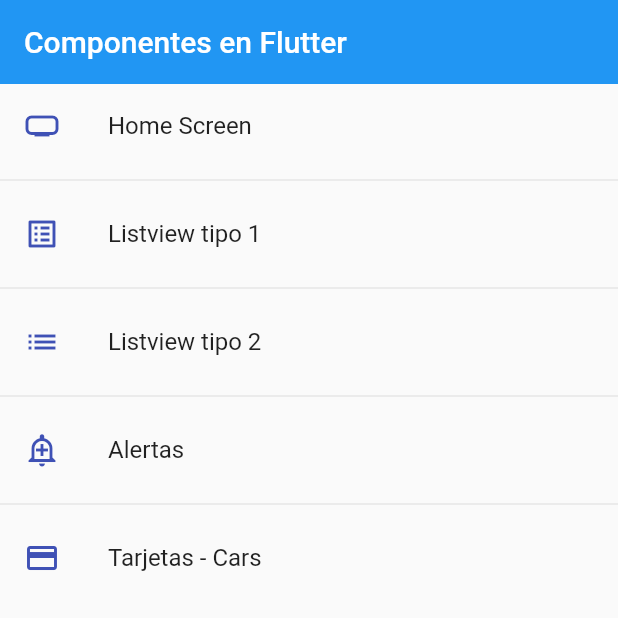
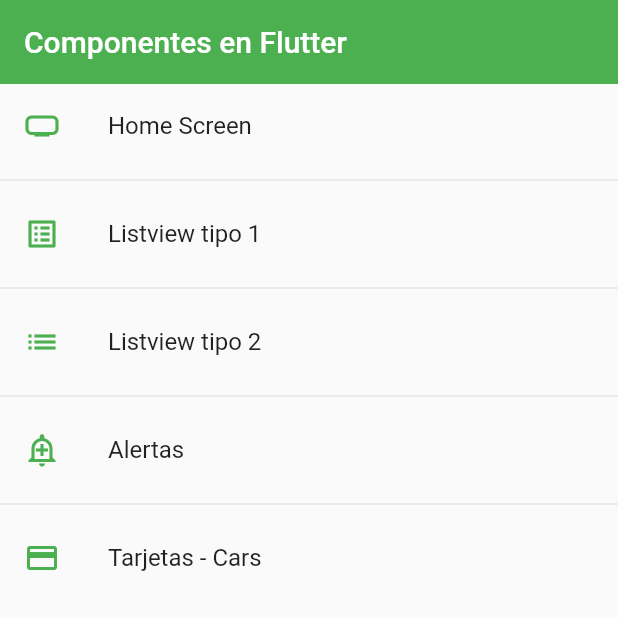
Before and after one commit to RichardWhiteG2/fl_components, a Flutter app: the screen it shows after launch, on a phone screen of 412 x 824 dp, the top half of it. Run offline on Flutter 3.47's test engine with Material 2 defaults, Android fonts, the phone set to English and light mode, and no system bars.

Commit message:
75. Theme globaL COMPLETA

```diff
--- a/lib/main.dart
+++ b/lib/main.dart
@@ -1,8 +1,9 @@
 
 
-import 'package:fl_components/router/app_routes.dart';
 import 'package:flutter/material.dart';
 
+import 'package:fl_components/theme/app_theme.dart';
+import 'package:fl_components/router/app_routes.dart';
 import 'package:fl_components/screens/screens.dart';
 
 
@@ -19,7 +20,8 @@ class MyApp extends StatelessWidget {
       //home: const CardScreen(),
       initialRoute: AppRoutes.initialRoute,
       routes: AppRoutes.getAppRoutes(),
-      onGenerateRoute:(settings) => AppRoutes.onGenerateRoute(settings)
+      onGenerateRoute:(settings) => AppRoutes.onGenerateRoute(settings),
+      theme: AppTheme.lightTheme
     );
   }
 
--- a/lib/screens/home_screen.dart
+++ b/lib/screens/home_screen.dart
@@ -1,5 +1,6 @@
 import 'package:fl_components/router/app_routes.dart';
 import 'package:fl_components/screens/screens.dart';
+import 'package:fl_components/theme/app_theme.dart';
 import 'package:flutter/material.dart';
 
 class HomeScreen extends StatelessWidget {
@@ -12,11 +13,10 @@ class HomeScreen extends StatelessWidget {
     return  Scaffold(
       appBar: AppBar(
         title: const Text('Componentes en Flutter'),
-        elevation: 0,
       ),
       body: ListView.separated(
         itemBuilder: (context, i) => ListTile(
-          leading:  Icon(menuOptions[i].icon, color: Colors.indigo),
+          leading:  Icon(menuOptions[i].icon, color: AppTheme.primary),
 
           title: Text(menuOptions[i].name),
           onTap: () {
--- a/lib/screens/listview2_screen.dart
+++ b/lib/screens/listview2_screen.dart
@@ -10,8 +10,6 @@ class Listview2Screen extends StatelessWidget {
     return  Scaffold(
       appBar: AppBar(
         title: const Text("Listview Tipo 2"),
-        elevation: 0,
-        backgroundColor: Colors.indigo,
       ),
       body:ListView.separated(
        itemCount: options.length, //Cuantas piezas tiene el arreglo de opciones
--- /dev/null
+++ b/lib/theme/app_theme.dart
@@ -0,0 +1,31 @@
+
+
+import 'package:flutter/animation.dart';
+import 'package:flutter/material.dart';
+
+class AppTheme{
+  static const Color primary = Colors.green;
+
+  static final ThemeData lightTheme = ThemeData.light().copyWith(
+   //Color Primario
+    primaryColor: Colors.indigo,
+
+    //AppBar Theme
+    appBarTheme: const AppBarTheme(
+      color: primary,
+      elevation: 0
+    )
+  );
+
+  static final ThemeData darkTheme = ThemeData.dark().copyWith(
+   //Color Primario
+    primaryColor: Colors.indigo,
+
+    //AppBar Theme
+    appBarTheme: const AppBarTheme(
+      color: primary,
+      elevation: 0
+    ),
+    scaffoldBackgroundColor: Colors.black
+  );
+}
```
